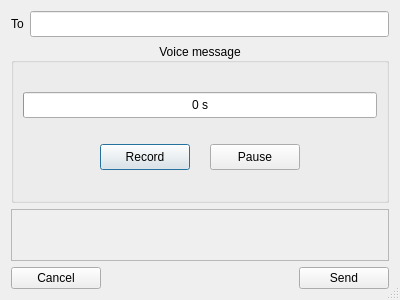
First picture: the form in src/voicechat/GuiRecordVoiceMessage.ui, repository Stkai/BeeBEEP, before the edit.
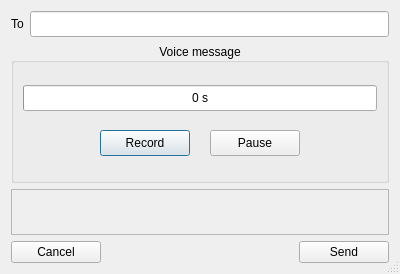
Second picture: the form after the edit. Icons and pictures are not drawn.

Commit message: Developing Voice Messages (beta) - integrated with file transfer for retro-compatibility

What changed in the file:
```diff
--- a/src/voicechat/GuiRecordVoiceMessage.ui
+++ b/src/voicechat/GuiRecordVoiceMessage.ui
@@ -10,13 +10,13 @@
     <x>0</x>
     <y>0</y>
     <width>400</width>
-    <height>300</height>
+    <height>274</height>
    </rect>
   </property>
   <property name="minimumSize">
    <size>
     <width>400</width>
-    <height>300</height>
+    <height>270</height>
    </size>
   </property>
   <property name="sizeGripEnabled">
@@ -55,7 +55,7 @@
      <property name="minimumSize">
       <size>
        <width>0</width>
-       <height>160</height>
+       <height>140</height>
       </size>
      </property>
      <property name="title">
```
The commit also changes 7 other files.
